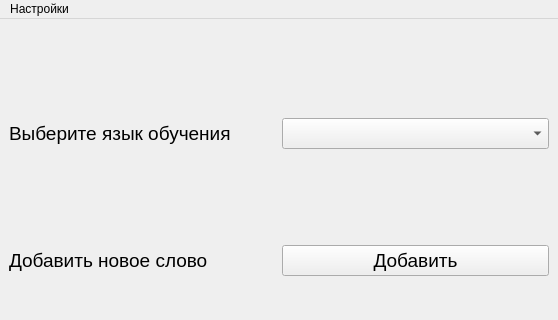
Old version of the form design/lern.ui in the repository Sus-arch/MyProject; both pictures show x 0 to 558 and y 0 to 320 of the 558 by 525 pixel window.
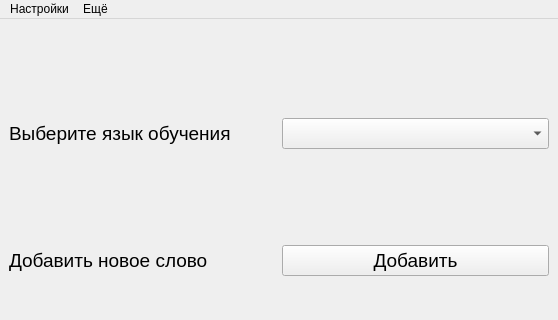
New version of the form.

Patch:
```diff
--- a/design/lern.ui
+++ b/design/lern.ui
@@ -120,13 +120,20 @@
      <height>21</height>
     </rect>
    </property>
-   <widget class="QMenu" name="menu">
+   <widget class="QMenu" name="settings">
     <property name="title">
      <string>Настройки</string>
     </property>
     <addaction name="change_tr"/>
    </widget>
-   <addaction name="menu"/>
+   <widget class="QMenu" name="more">
+    <property name="title">
+     <string>Ещё</string>
+    </property>
+    <addaction name="show_all_word"/>
+   </widget>
+   <addaction name="settings"/>
+   <addaction name="more"/>
   </widget>
   <widget class="QStatusBar" name="statusbar"/>
   <action name="change_tr">
```
Left out of the diff: 41 changed lines with no effect on the pictures.
